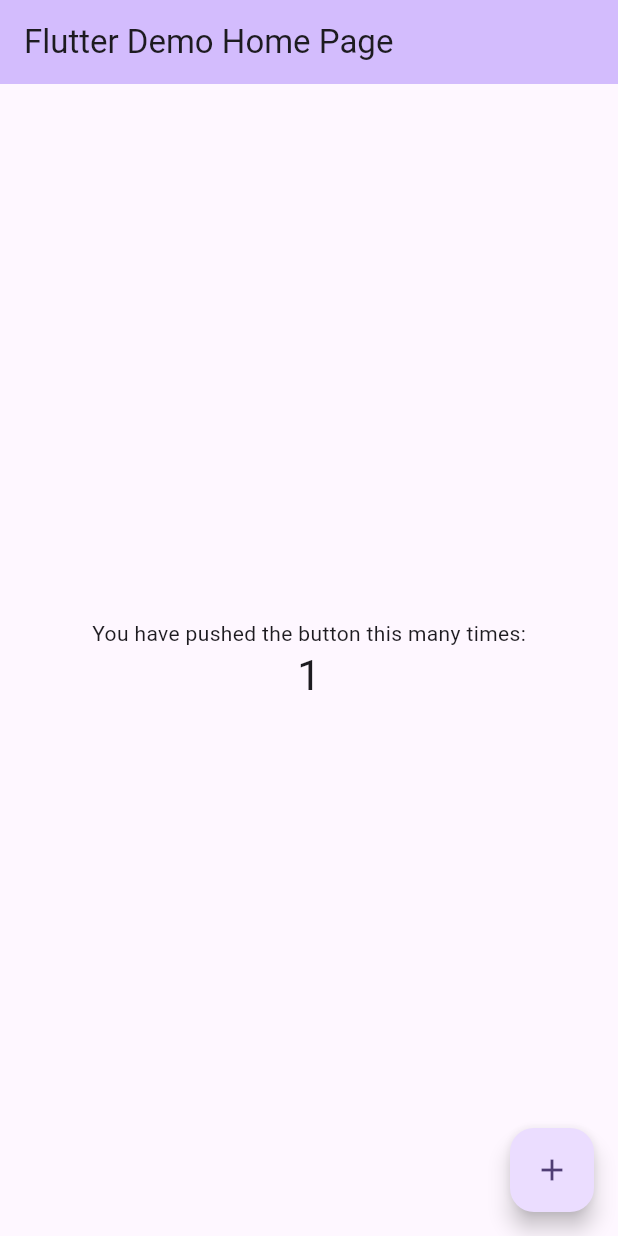
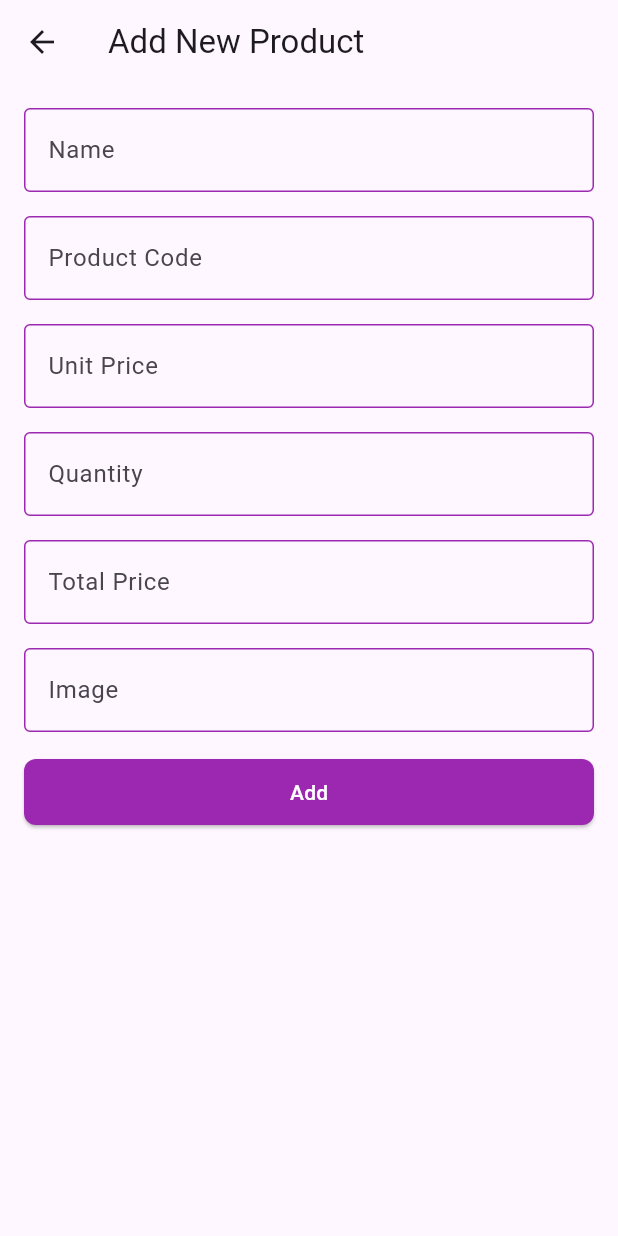
Before and after one commit to EmranKhanDUET/crud_app, a Flutter app: the screen it shows after launch, after a tap on the "add" icon, on a phone screen of 412 x 824 dp. Run offline on Flutter 3.47's test engine with Material 3 defaults, Android fonts, the phone set to English and light mode, and no system bars.

Commit message:
initial comit

```diff
--- /dev/null
+++ b/lib/add_product_screen.dart
@@ -0,0 +1,199 @@
+import 'dart:convert';
+
+import 'package:flutter/material.dart';
+import 'package:http/http.dart' ;
+
+class AddProductScreen extends StatefulWidget {
+  const AddProductScreen({super.key});
+
+  @override
+  State<AddProductScreen> createState() => _AddProductScreenState();
+}
+
+class _AddProductScreenState extends State<AddProductScreen> {
+  final TextEditingController _nameTEController = TextEditingController();
+  final TextEditingController _productCodeTEController = TextEditingController();
+  final TextEditingController _unitPriceTEController = TextEditingController();
+  final TextEditingController _quantityTEController = TextEditingController();
+  final TextEditingController _totalPriceTEController = TextEditingController();
+  final TextEditingController _imageTEController = TextEditingController();
+  final GlobalKey<FormState> _formKey = GlobalKey<FormState>();
+
+  bool _addNewProductInProgress=false;
+
+  @override
+  Widget build(BuildContext context) {
+    return Scaffold(
+      appBar: AppBar(
+        title: const Text('Add New Product'),
+      ),
+      body: SingleChildScrollView(
+        child: Padding(
+          padding: const EdgeInsets.all(16.0),
+          child: Form(
+            key: _formKey,
+            child: Column(
+              children: [
+                TextFormField(
+                  controller: _nameTEController,
+                  autovalidateMode: AutovalidateMode.onUserInteraction,
+                  decoration: const InputDecoration(
+                      labelText: 'Name', hintText: 'Name'),
+                  validator: (String? value) {
+                    if (value == null || value.trim().isEmpty) {
+                      return 'Write Your Product Name';
+                    } else {
+                      return null;
+                    }
+                  },
+                ),
+                const SizedBox(
+                  height: 16,
+                ),TextFormField(
+                  controller: _productCodeTEController,
+                  autovalidateMode: AutovalidateMode.onUserInteraction,
+                  decoration: const InputDecoration(
+                      labelText: 'Product Code', hintText: 'Product Code'),
+                  validator: (String? value) {
+                    if (value == null || value.trim().isEmpty) {
+                      return 'Write Your Product Code';
+                    } else {
+                      return null;
+                    }
+                  },
+                ),
+                const SizedBox(
+                  height: 16,
+                ),
+                TextFormField(
+                  controller: _unitPriceTEController,
+                  autovalidateMode: AutovalidateMode.onUserInteraction,
+                  keyboardType: TextInputType.number,
+                  decoration: const InputDecoration(
+                      labelText: 'Unit Price', hintText: 'Unit Price'),
+                  validator: (String? value) {
+                    if (value == null || value.trim().isEmpty) {
+                      return 'Write Your  Unit Price';
+                    } else {
+                      return null;
+                    }
+                  },
+                ),
+                const SizedBox(
+                  height: 16,
+                ),
+                TextFormField(
+                  controller: _quantityTEController,
+                  autovalidateMode: AutovalidateMode.onUserInteraction,
+                  keyboardType: TextInputType.number,
+                  decoration: const InputDecoration(
+                      labelText: 'Quantity', hintText: 'Quantity'),
+                  validator: (String? value) {
+                    if (value == null || value.trim().isEmpty) {
+                      return 'Write Your Product Quantity';
+                    } else {
+                      return null;
+                    }
+                  },
+                ),
+                const SizedBox(
+                  height: 16,
+                ),
+                TextFormField(
+                  controller: _totalPriceTEController,
+                  autovalidateMode: AutovalidateMode.onUserInteraction,
+                  keyboardType: TextInputType.number,
+                  decoration: const InputDecoration(
+                      labelText: 'Total Price', hintText: 'Total Price'),
+                  validator: (String? value) {
+                    if (value == null || value.trim().isEmpty) {
+                      return 'Write Your Total Price';
+                    } else {
+                      return null;
+                    }
+                  },
+                ),
+                const SizedBox(
+                  height: 16,
+                ),
+                TextFormField(
+                  controller: _imageTEController,
+                  autovalidateMode: AutovalidateMode.onUserInteraction,
+                  decoration: const InputDecoration(
+                      labelText: 'Image', hintText: 'Image'),
+                  validator: (String? value) {
+                    if (value == null || value.trim().isEmpty) {
+                      return 'Write Your Image';
+                    } else {
+                      return null;
+                    }
+                  },
+                ),
+                const SizedBox(
+                  height: 16,
+                ),
+                Visibility(
+                  visible: _addNewProductInProgress==false,
+                  replacement: CircularProgressIndicator(),
+                  child: ElevatedButton(
+                    onPressed: () {
+                      if (_formKey.currentState!.validate()) {
+                        _addProduct();
+
+                      }
+                    },
+                    child: const Text('Add'),
+                  ),
+                ),
+              ],
+            ),
+          ),
+        ),
+      ),
+    );
+  }
+
+  Future<void> _addProduct() async {
+
+    _addNewProductInProgress=true;
+    setState(() {
+
+    });
+
+    const String addNewProductUrl =
+        'https://crud.teamrabbil.com/api/v1/CreateProduct';
+    Map<String, dynamic> inpData = {
+      "Img": _imageTEController.text.trim(),
+      "ProductCode": _productCodeTEController.text.trim(),
+      "ProductName": _nameTEController.text.trim(),
+      "Qty": _quantityTEController.text.trim(),
+      "TotalPrice": _totalPriceTEController.text.trim(),
+      "UnitPrice": _unitPriceTEController.text.trim(),
+    };
+
+    Uri uri = Uri.parse(addNewProductUrl);
+    Response response = await post(
+      uri,
+      body: jsonEncode(inpData),
+      headers: {'content-type': 'application/json'},
+    );
+    print(response.statusCode);
+    print(response.body);
+    print(response.headers);
+
+    _addNewProductInProgress=false;
+    setState(() {
+
+    });
+  }
+
+  @override
+  void dispose() {
+    _nameTEController.dispose();
+    _unitPriceTEController.dispose();
+    _quantityTEController.dispose();
+    _totalPriceTEController.dispose();
+    _imageTEController.dispose();
+    super.dispose();
+  }
+}
--- /dev/null
+++ b/lib/app.dart
@@ -0,0 +1,72 @@
+import 'package:crud_app/product_list_screen.dart';
+import 'package:flutter/material.dart';
+
+class CrudApp extends StatelessWidget {
+  const CrudApp({super.key});
+
+  @override
+  Widget build(BuildContext context) {
+    return MaterialApp(
+      title: 'Crud App',
+      debugShowCheckedModeBanner: false,
+      home: const ProductListScreen(),
+      themeMode: ThemeMode.system,
+      theme: _lightTheme(),
+      darkTheme: _darkTheme(),
+    );
+  }
+
+  ThemeData _lightTheme(){
+    return ThemeData(
+        brightness: Brightness.light,
+        inputDecorationTheme: const InputDecorationTheme(
+          enabledBorder:
+          OutlineInputBorder(borderSide: BorderSide(color: Colors.purple)),
+          focusedBorder:
+          OutlineInputBorder(borderSide: BorderSide(color: Colors.purple)),
+          errorBorder: OutlineInputBorder(
+              borderSide: BorderSide(color: Colors.red)),
+          focusedErrorBorder:
+          OutlineInputBorder(borderSide: BorderSide(color: Colors.green)),
+        ),
+        elevatedButtonTheme: ElevatedButtonThemeData(
+          style: ElevatedButton.styleFrom(
+            fixedSize: const Size.fromWidth(double.maxFinite),
+            backgroundColor: Colors.purple,
+            foregroundColor: Colors.white,
+            shape: RoundedRectangleBorder(
+                borderRadius: BorderRadius.circular(8)
+            ),
+            padding: const EdgeInsets.symmetric(horizontal: 16,vertical: 12),
+          ),
+        )
+    );
+  }
+  ThemeData _darkTheme(){
+    return ThemeData(
+        brightness: Brightness.dark,
+        inputDecorationTheme: const InputDecorationTheme(
+          enabledBorder:
+          OutlineInputBorder(borderSide: BorderSide(color: Colors.purple)),
+          focusedBorder:
+          OutlineInputBorder(borderSide: BorderSide(color: Colors.purple)),
+          errorBorder: OutlineInputBorder(
+              borderSide: BorderSide(color: Colors.red)),
+          focusedErrorBorder:
+          OutlineInputBorder(borderSide: BorderSide(color: Colors.green)),
+        ),
+        elevatedButtonTheme: ElevatedButtonThemeData(
+          style: ElevatedButton.styleFrom(
+            fixedSize: const Size.fromWidth(double.maxFinite),
+            backgroundColor: Colors.purple,
+            foregroundColor: Colors.white,
+            shape: RoundedRectangleBorder(
+                borderRadius: BorderRadius.circular(8)
+            ),
+            padding: const EdgeInsets.symmetric(horizontal: 16,vertical: 12),
+          ),
+        )
+    );
+  }
+
+}
--- a/lib/main.dart
+++ b/lib/main.dart
@@ -1,126 +1,7 @@
 import 'package:flutter/material.dart';
 
+import 'app.dart';
+
 void main() {
-  runApp(const MyApp());
+  runApp(const CrudApp());
 }
-
-class MyApp extends StatelessWidget {
-  const MyApp({super.key});
-
-  // This widget is the root of your application.
-  @override
-  Widget build(BuildContext context) {
-    return MaterialApp(
-      title: 'Flutter Demo',
-      debugShowCheckedModeBanner: false,
-      theme: ThemeData(
-        // This is the theme of your application.
-        //
-        // TRY THIS: Try running your application with "flutter run". You'll see
-        // the application has a purple toolbar. Then, without quitting the app,
-        // try changing the seedColor in the colorScheme below to Colors.green
-        // and then invoke "hot reload" (save your changes or press the "hot
-        // reload" button in a Flutter-supported IDE, or press "r" if you used
-        // the command line to start the app).
-        //
-        // Notice that the counter didn't reset back to zero; the application
-        // state is not lost during the reload. To reset the state, use hot
-        // restart instead.
-        //
-        // This works for code too, not just values: Most code changes can be
-        // tested with just a hot reload.
-        colorScheme: ColorScheme.fromSeed(seedColor: Colors.deepPurple),
-        useMaterial3: true,
-      ),
-      home: const MyHomePage(title: 'Flutter Demo Home Page'),
-    );
-  }
-}
-
-class MyHomePage extends StatefulWidget {
-  const MyHomePage({super.key, required this.title});
-
-  // This widget is the home page of your application. It is stateful, meaning
-  // that it has a State object (defined below) that contains fields that affect
-  // how it looks.
-
-  // This class is the configuration for the state. It holds the values (in this
-  // case the title) provided by the parent (in this case the App widget) and
-  // used by the build method of the State. Fields in a Widget subclass are
-  // always marked "final".
-
-  final String title;
-
-  @override
-  State<MyHomePage> createState() => _MyHomePageState();
-}
-
-class _MyHomePageState extends State<MyHomePage> {
-  int _counter = 0;
-
-  void _incrementCounter() {
-    setState(() {
-      // This call to setState tells the Flutter framework that something has
-      // changed in this State, which causes it to rerun the build method below
-      // so that the display can reflect the updated values. If we changed
-      // _counter without calling setState(), then the build method would not be
-      // called again, and so nothing would appear to happen.
-      _counter++;
-    });
-  }
-
-  @override
-  Widget build(BuildContext context) {
-    // This method is rerun every time setState is called, for instance as done
-    // by the _incrementCounter method above.
-    //
-    // The Flutter framework has been optimized to make rerunning build methods
-    // fast, so that you can just rebuild anything that needs updating rather
-    // than having to individually change instances of widgets.
-    return Scaffold(
-      appBar: AppBar(
-        // TRY THIS: Try changing the color here to a specific color (to
-        // Colors.amber, perhaps?) and trigger a hot reload to see the AppBar
-        // change color while the other colors stay the same.
-        backgroundColor: Theme.of(context).colorScheme.inversePrimary,
-        // Here we take the value from the MyHomePage object that was created by
-        // the App.build method, and use it to set our appbar title.
-        title: Text(widget.title),
-      ),
-      body: Center(
-        // Center is a layout widget. It takes a single child and positions it
-        // in the middle of the parent.
-        child: Column(
-          // Column is also a layout widget. It takes a list of children and
-          // arranges them vertically. By default, it sizes itself to fit its
-          // children horizontally, and tries to be as tall as its parent.
-          //
-          // Column has various properties to control how it sizes itself and
-          // how it positions its children. Here we use mainAxisAlignment to
-          // center the children vertically; the main axis here is the vertical
-          // axis because Columns are vertical (the cross axis would be
-          // horizontal).
-          //
-          // TRY THIS: Invoke "debug painting" (choose the "Toggle Debug Paint"
-          // action in the IDE, or press "p" in the console), to see the
-          // wireframe for each widget.
-          mainAxisAlignment: MainAxisAlignment.center,
-          children: <Widget>[
-            const Text(
-              'You have pushed the button this many times:',
-            ),
-            Text(
-              '$_counter',
-              style: Theme.of(context).textTheme.headlineMedium,
-            ),
-          ],
-        ),
-      ),
-      floatingActionButton: FloatingActionButton(
-        onPressed: _incrementCounter,
-        tooltip: 'Increment',
-        child: const Icon(Icons.add),
-      ), // This trailing comma makes auto-formatting nicer for build methods.
-    );
-  }
-}
--- /dev/null
+++ b/lib/product_list_screen.dart
@@ -0,0 +1,91 @@
+import 'package:crud_app/add_product_screen.dart';
+import 'package:crud_app/update_product_screen.dart';
+import 'package:flutter/material.dart';
+
+class ProductListScreen extends StatefulWidget {
+  const ProductListScreen({super.key});
+
+  @override
+  State<ProductListScreen> createState() => _ProductListScreenState();
+}
+
+class _ProductListScreenState extends State<ProductListScreen> {
+  @override
+  Widget build(BuildContext context) {
+    return Scaffold(
+      appBar: AppBar(
+        title: const Text('Product List'),
+      ),
+      body: ListView.separated(
+        itemCount: 5,
+        itemBuilder: (context, index) => _buildProductItem(),
+        separatorBuilder: (_, __) => const Divider(),
+      ),
+      floatingActionButton: FloatingActionButton(
+        child: const Icon(Icons.add),
+        onPressed: () {
+          Navigator.of(context).push(MaterialPageRoute(
+            builder: (context) => const AddProductScreen(),
+          ));
+        },
+      ),
+    );
+  }
+
+  Widget _buildProductItem() {
+    return ListTile(
+      // leading: Image.network(
+      //     'https://i5.walmartimages.com/seo/Nike-Air-Max-270-Men-s-Running-Shoes-White-Black-White-AH8050-100_e81a591a-17e4-41e1-a563-38ab406e6a26.d97f219d9540fe3e4172a8617410abf6.jpeg'),
+      title: Text('Product Name'),
+      subtitle: Wrap(
+        spacing: 16,
+        children: [
+          Text('Unit Price : \$10'),
+          Text(' Quantity : 10'),
+          Text('Total Price : \$10'),
+
+        ],
+      ),
+      trailing: Wrap(
+        children: [
+          IconButton(
+              onPressed: () {
+                Navigator.of(context).push(MaterialPageRoute(
+                  builder: (context) => const UpdateProductScreen(),
+                ));
+              },
+              icon: const Icon(Icons.edit)),
+          IconButton(onPressed: () {
+            deleteConfirmationAlertDialog(context: context);
+          }, icon: const Icon(Icons.delete)),
+        ],
+      ),
+    );
+  }
+
+  deleteConfirmationAlertDialog({
+    required context,
+  }) {
+    showDialog(
+        context: context,
+        builder: (context) {
+          return AlertDialog(
+            backgroundColor: Colors.white,
+            title: const Text('Delete !'),
+            content: const Text('Are you confirm to delete this item ?'),
+            actions: [
+              TextButton(
+                  onPressed: () {
+                    Navigator.of(context).pop();
+                  },
+                  child: const Text('No')),
+              TextButton(
+                  onPressed: () {
+                    Navigator.pop(context);
+                  },
+                  child: const Text('Yes,delete.')),
+            ],
+          );
+        });
+  }
+}
--- a/pubspec.yaml
+++ b/pubspec.yaml
@@ -30,6 +30,7 @@ environment:
 dependencies:
   flutter:
     sdk: flutter
+  http: ^1.2.1
 
 
   # The following adds the Cupertino Icons font to your application.
```
Also changed, not shown: lib/update_product_screen.dart (added, +137 -0 lines), pubspec.lock.
